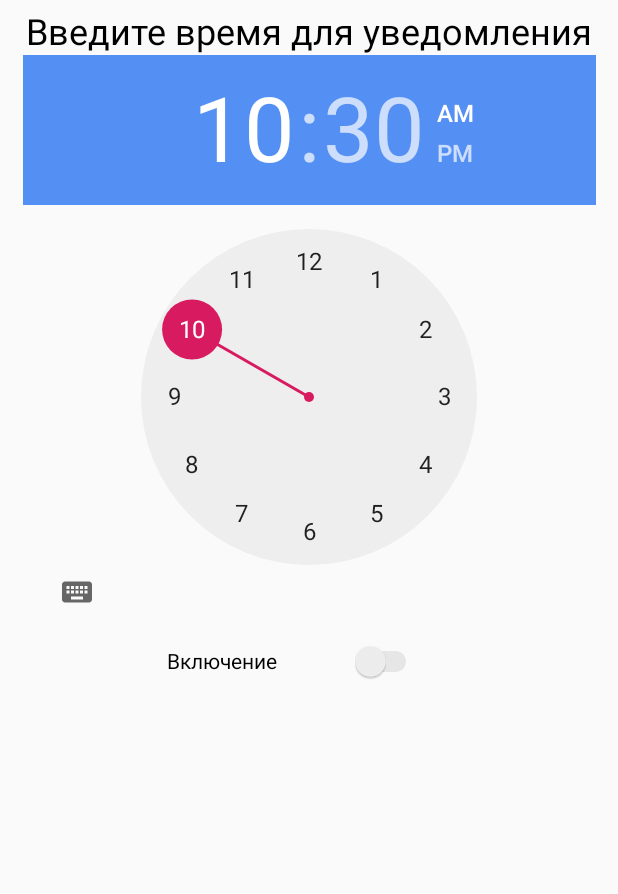
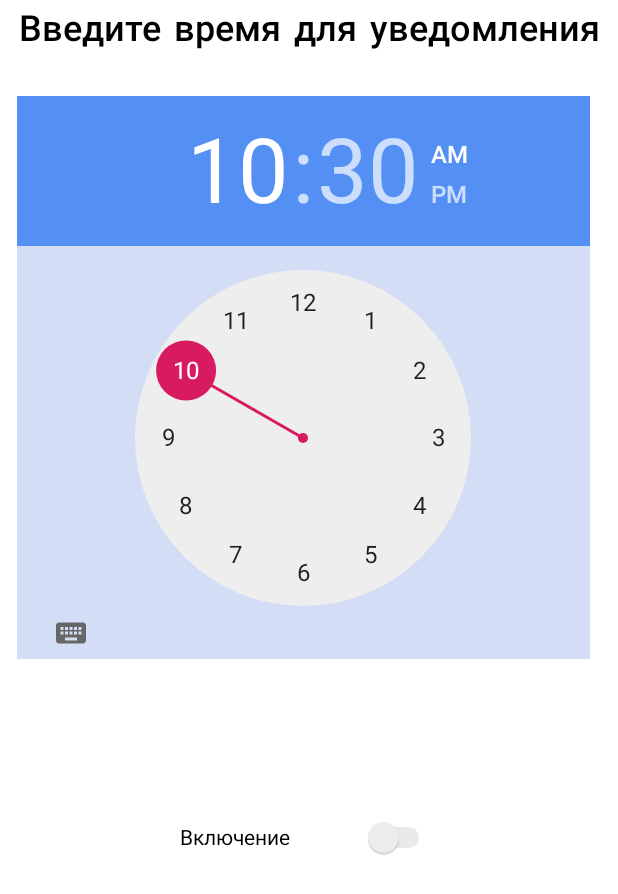
Before and after one commit to Pobiguylo/MyProject, an Android app: the NotificaionActivity screen opened directly, with no data from a screen before it, on a phone screen of 412 x 824 dp. Shown: the top 894 px of the screen. Run offline under Robolectric (Android 15) with nearby library versions, the phone set to English and light mode, and no system bars.

Commit message:
Процесс картинок !!!!!!

```diff
--- a/app/src/main/java/com/example/knead_yourself/NotificaionActivity.java
+++ b/app/src/main/java/com/example/knead_yourself/NotificaionActivity.java
@@ -2,27 +2,25 @@ package com.example.knead_yourself;
 
 import androidx.appcompat.app.AppCompatActivity;
 import androidx.core.app.NotificationCompat;
-import androidx.core.app.NotificationManagerCompat;
 
 import android.app.AlarmManager;
 import android.app.Notification;
-import android.app.NotificationChannel;
-import android.app.NotificationManager;
 import android.app.PendingIntent;
-import android.content.BroadcastReceiver;
 import android.content.Context;
 import android.content.Intent;
+import android.graphics.Typeface;
 import android.os.Build;
 import android.os.Bundle;
 import android.widget.CompoundButton;
-import android.widget.EditText;
 import android.widget.Switch;
+import android.widget.TextView;
 import android.widget.TimePicker;
 import android.widget.Toast;
 
 import java.util.Calendar;
 
 public class NotificaionActivity extends AppCompatActivity {
+    TextView textView;
     Switch aSwitch;
     TimePicker pickerTime;
     private static String CHANNEL_ID = "Cat channel";
@@ -73,8 +71,10 @@ public class NotificaionActivity extends AppCompatActivity {
         setContentView(R.layout.activity_notificaion);
         this.aSwitch = findViewById(R.id.switch1);
         this.pickerTime = findViewById(R.id.timePicker);
+        this.textView = findViewById(R.id.textVie);
+        Calendar now = Calendar.getInstance();
 
-        Calendar now = Calendar.getInstance();
+        textView.setTypeface(Typeface.createFromAsset(getAssets(), "fonts/CutOutsFLF.ttf"));
 
         if (Build.VERSION.SDK_INT >= Build.VERSION_CODES.M) {
             pickerTime.setHour(now.get(Calendar.HOUR_OF_DAY));
--- a/app/src/main/res/layout/activity_notificaion.xml
+++ b/app/src/main/res/layout/activity_notificaion.xml
@@ -4,13 +4,16 @@
     xmlns:tools="http://schemas.android.com/tools"
     android:layout_width="match_parent"
     android:layout_height="match_parent"
+    android:background="#FFFFFF"
     tools:context=".NotificaionActivity">
 
     <TextView
-        android:id="@+id/textView"
+        android:id="@+id/textVie"
+        style="@style/Widget.AppCompat.TextView.SpinnerItem"
         android:layout_width="wrap_content"
         android:layout_height="wrap_content"
         android:layout_marginTop="4dp"
+        android:gravity="center"
         android:text="@string/time"
         android:textColor="#000000"
         android:textSize="24sp"
@@ -22,25 +25,29 @@
         android:id="@+id/timePicker"
         android:layout_width="382dp"
         android:layout_height="375dp"
+        android:layout_marginTop="30dp"
+        android:background="#83ABBEEE"
         android:hapticFeedbackEnabled="false"
         android:headerBackground="@color/colorAccent1"
         app:layout_constraintEnd_toEndOf="parent"
+        app:layout_constraintHorizontal_bias="0.379"
         app:layout_constraintStart_toStartOf="parent"
-        app:layout_constraintTop_toBottomOf="@+id/textView" />
+        app:layout_constraintTop_toBottomOf="@+id/textVie" />
 
     <Switch
-        android:theme="@style/MySwitch"
         android:id="@+id/switch1"
         android:layout_width="170dp"
         android:layout_height="57dp"
+        android:layout_marginTop="90dp"
         android:text="@string/vkl"
         android:textColorHighlight="@color/colorAccent1"
         android:textColorLink="@color/colorAccent1"
         android:textCursorDrawable="@color/colorAccent1"
         android:textOff="@string/yes"
         android:textOn="@string/no"
+        android:theme="@style/MySwitch"
         app:layout_constraintEnd_toEndOf="parent"
-        app:layout_constraintHorizontal_bias="0.46"
+        app:layout_constraintHorizontal_bias="0.497"
         app:layout_constraintStart_toStartOf="parent"
         app:layout_constraintTop_toBottomOf="@+id/timePicker"
         app:showText="true" />
```
Also changed, not shown: app/src/main/assets/fonts/CutOutsFLF.ttf (added).
